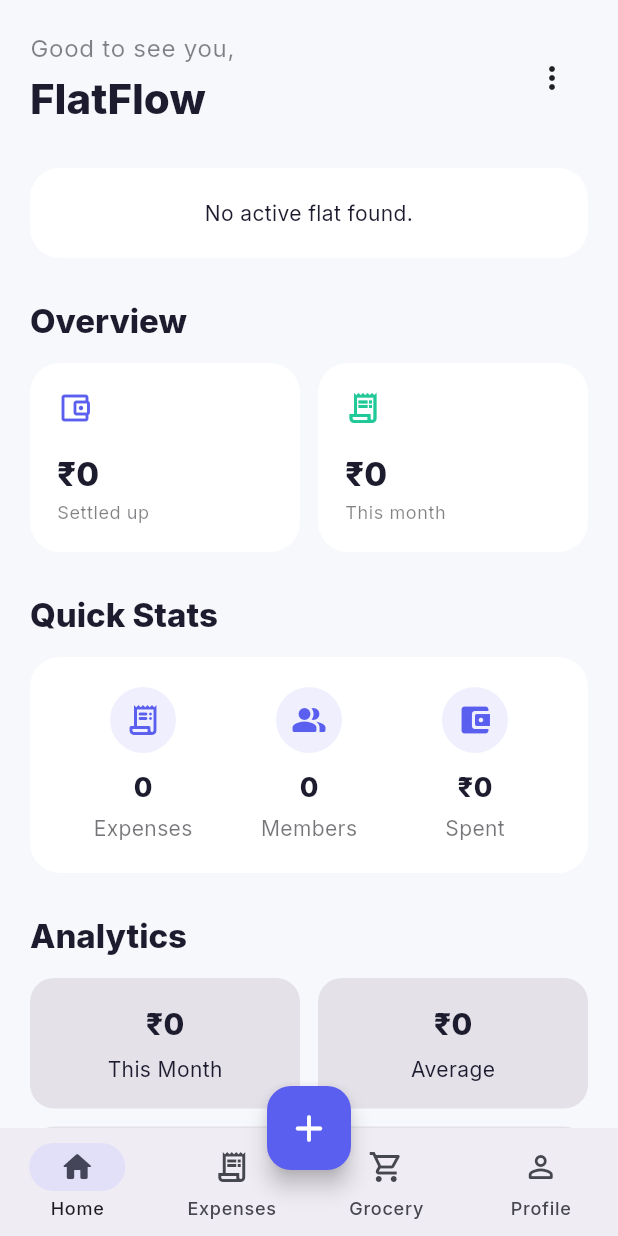
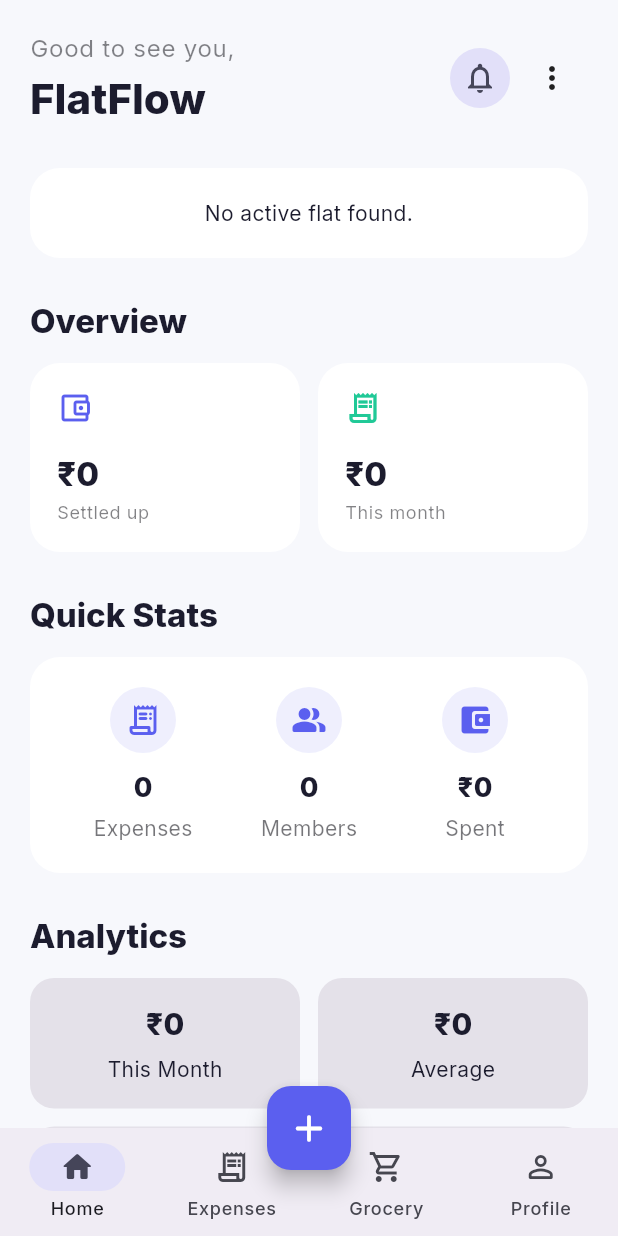
Before and after one commit to ankitbhardwaj2710/flatflow, a Flutter app: the HomeScreen screen opened by its route, on a phone screen of 412 x 824 dp. Run offline on Flutter 3.47's test engine with Material 3 defaults, Android fonts, the phone set to English and light mode, and no system bars; our stand-ins replace cloud_firestore, firebase_auth, firebase_core, fl_chart, flutter_local_notifications, flutter_riverpod and 6 more; missing offline and left inert: excel; accounts and stored records are empty.

Commit message:
feat: add in-app notification center

```diff
--- a/lib/features/home/screens/home_screen.dart
+++ b/lib/features/home/screens/home_screen.dart
@@ -13,6 +13,7 @@ import '../widgets/monthly_analytics_card.dart';
 import '../../insights/widgets/dashboard_insights.dart';
 import '../../insights/widgets/charts/expense_bar_chart.dart';
 import '../../activity/screens/activity_screen.dart';
+import '../../notifications/providers/app_notification_provider.dart';
 class HomeScreen extends ConsumerWidget {
   const HomeScreen({super.key});
 
@@ -300,6 +301,26 @@ class _Header extends StatelessWidget {
             ],
           ),
         ),
+        IconButton.filledTonal(
+  onPressed: () {
+    context.push('/notifications');
+  },
+  icon: Consumer(
+    builder: (context, ref, _) {
+      final unread = ref.watch(
+        unreadNotificationCountProvider,
+      );
+
+      return Badge(
+        isLabelVisible: unread > 0,
+        label: Text('$unread'),
+        child: const Icon(
+          Icons.notifications_none,
+        ),
+      );
+    },
+  ),
+),
         PopupMenuButton<String>(
   icon: const Icon(Icons.more_vert_sharp),
   onSelected: (value) {
--- a/lib/routing/app_router.dart
+++ b/lib/routing/app_router.dart
@@ -22,6 +22,7 @@ import '../features/insights/screens/insights_screen.dart';
 import '../features/settlement/screens/settlement_screen.dart';
 import '../features/settlement/screens/settlement_history_screen.dart';
 import '../../features/activity/screens/activity_screen.dart';
+import '../../features/notifications/screens/notification_screen.dart';
 
 final GoRouter appRouter = GoRouter(
   initialLocation: '/splash',
@@ -41,6 +42,11 @@ final GoRouter appRouter = GoRouter(
       name: 'login',
       builder: (context, state) => const LoginScreen(),
     ),
+    GoRoute(
+  path: '/notifications',
+  builder: (context, state) =>
+      const NotificationScreen(),
+),
     GoRoute(
       path: '/signup',
       name: 'signup',
```
Also changed, not shown: lib/features/bills/repositories/bill_repository.dart (+13 -1 lines), lib/features/expenses/repositories/expense_repository.dart (+12 -1 lines), lib/features/grocery/repositories/grocery_repository.dart (+61 -14 lines), lib/features/settlement/repository/settlement_repository.dart (+12 -1 lines).
